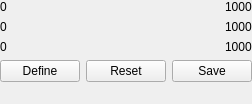
The window that lib/gui/resources/CropWidget.ui (inglis-dl/CTAnalyzerX) describes before a commit, drawn with Qt 5.
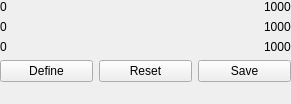
The same window after the commit. Custom widgets are drawn as their Qt base class.

Commit message: WIP: analyzer app - fixing layout issues, panel width, lightbox overlap

Patch:
```diff
--- a/lib/gui/resources/CropWidget.ui
+++ b/lib/gui/resources/CropWidget.ui
@@ -6,10 +6,16 @@
    <rect>
     <x>0</x>
     <y>0</y>
-    <width>239</width>
+    <width>291</width>
     <height>104</height>
    </rect>
   </property>
+  <property name="minimumSize">
+   <size>
+    <width>290</width>
+    <height>0</height>
+   </size>
+  </property>
   <property name="windowTitle">
    <string>Form</string>
   </property>
```
The commit also changes 5 other files.
